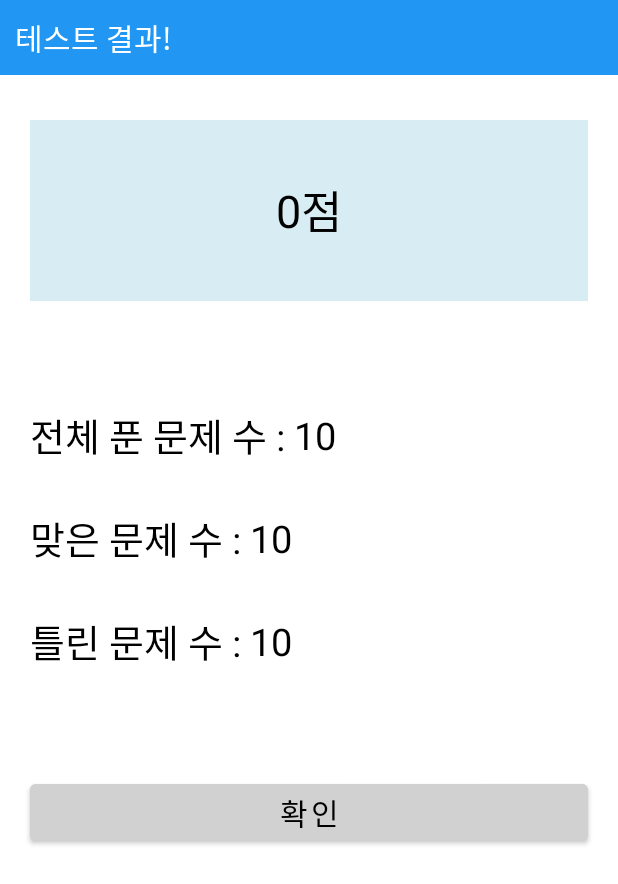
After one commit to MountainHS/EnglishVocabulary, an Android app: the layout activity_test_result.xml on its own in the app's theme, with its tools: preview values and no code run, on a phone screen of 412 x 824 dp. The commit adds this screen. Shown: the top 884 px of the screen. Run offline under Robolectric (Android 15) with nearby library versions, the phone set to English and light mode, and no system bars.

Commit message:
DB에서 배열 가져와 test 수행

```diff
--- a/app/src/main/AndroidManifest.xml
+++ b/app/src/main/AndroidManifest.xml
@@ -9,6 +9,9 @@
         android:roundIcon="@mipmap/ic_launcher_round"
         android:supportsRtl="true"
         android:theme="@style/Theme.EnglishVocabulary">
+        <activity
+            android:name=".TestResult"
+            android:exported="true" />
         <activity
             android:name=".TestWrong"
             android:exported="true" />
--- a/app/src/main/java/com/example/englishvocabulary/Word.java
+++ b/app/src/main/java/com/example/englishvocabulary/Word.java
@@ -1,8 +1,9 @@
 package com.example.englishvocabulary;
 
+import java.io.Serializable;
 import java.util.ArrayList;
 
-public class Word {
+public class Word implements Serializable {
 
     private String eng; //영단어
     private ArrayList<String> kor = new ArrayList<>(); //해석 최대 3개
--- /dev/null
+++ b/app/src/main/res/layout/activity_test_result.xml
@@ -0,0 +1,149 @@
+<?xml version="1.0" encoding="utf-8"?>
+<LinearLayout xmlns:android="http://schemas.android.com/apk/res/android"
+    xmlns:app="http://schemas.android.com/apk/res-auto"
+    xmlns:tools="http://schemas.android.com/tools"
+    android:layout_width="match_parent"
+    android:layout_height="match_parent"
+    android:orientation="vertical"
+    android:background="@color/white"
+    >
+
+    <LinearLayout
+        android:layout_width="match_parent"
+        android:layout_height="wrap_content"
+        android:background="@color/main_color"
+        android:gravity="center|left"
+        android:orientation="horizontal">
+
+
+        <TextView
+            android:layout_width="0dp"
+            android:layout_height="wrap_content"
+            android:layout_marginLeft="10dp"
+            android:layout_weight="8"
+            android:backgroundTint="@color/white"
+            android:text="테스트 결과!"
+            android:textColor="@color/white"
+            android:textSize="20dp"
+            android:layout_margin="10dp"/>
+
+    </LinearLayout>
+
+    <LinearLayout
+        android:layout_width="match_parent"
+        android:layout_height="wrap_content"
+        android:background="@color/light_blue"
+        android:layout_marginTop="30dp"
+        android:layout_marginLeft="20dp"
+        android:layout_marginRight="20dp"
+        android:orientation="horizontal"
+        android:gravity="center"
+        >
+
+        <TextView
+            android:id="@+id/textview_testScore"
+            android:layout_width="wrap_content"
+            android:layout_height="wrap_content"
+            android:textSize="30dp"
+            android:textColor="@color/black"
+            android:text="0"
+            android:layout_marginTop="40dp"
+            android:layout_marginBottom="40dp"/>
+        <TextView
+            android:layout_width="wrap_content"
+            android:layout_height="wrap_content"
+            android:textSize="30dp"
+            android:textColor="@color/black"
+            android:text="점"/>
+
+
+    </LinearLayout>
+
+    <LinearLayout
+        android:layout_width="match_parent"
+        android:layout_height="wrap_content"
+        android:layout_marginTop="70dp"
+        android:layout_marginLeft="20dp"
+        android:layout_marginRight="20dp"
+        android:orientation="horizontal"
+        android:gravity="center_vertical">
+
+        <TextView
+            android:layout_width="wrap_content"
+            android:layout_height="wrap_content"
+            android:textSize="25dp"
+            android:textColor="@color/black"
+            android:text="전체 푼 문제 수 : "/>
+        <TextView
+            android:id="@+id/textview_solveAllProblem"
+            android:layout_width="wrap_content"
+            android:layout_height="wrap_content"
+            android:textSize="25dp"
+            android:textColor="@color/black"
+            android:text="10"/>
+    </LinearLayout>
+
+    <LinearLayout
+        android:layout_width="match_parent"
+        android:layout_height="wrap_content"
+        android:layout_marginTop="30dp"
+        android:layout_marginLeft="20dp"
+        android:layout_marginRight="20dp"
+        android:orientation="horizontal"
+        android:gravity="center_vertical">
+
+        <TextView
+            android:layout_width="wrap_content"
+            android:layout_height="wrap_content"
+            android:textSize="25dp"
+            android:textColor="@color/black"
+            android:text="맞은 문제 수 : "/>
+        <TextView
+            android:id="@+id/textview_solveCorrectProblem"
+            android:layout_width="wrap_content"
+            android:layout_height="wrap_content"
+            android:textSize="25dp"
+            android:textColor="@color/black"
+            android:text="10"/>
+    </LinearLayout>
+
+    <LinearLayout
+        android:layout_width="match_parent"
+        android:layout_height="wrap_content"
+        android:layout_marginTop="30dp"
+        android:layout_marginLeft="20dp"
+        android:layout_marginRight="20dp"
+        android:orientation="horizontal"
+        android:gravity="center_vertical">
+
+        <TextView
+            android:layout_width="wrap_content"
+            android:layout_height="wrap_content"
+            android:textSize="25dp"
+            android:textColor="@color/black"
+            android:text="틀린 문제 수 : "/>
+        <TextView
+            android:id="@+id/textview_solveWrongProblem"
+            android:layout_width="wrap_content"
+            android:layout_height="wrap_content"
+            android:textSize="25dp"
+            android:textColor="@color/black"
+            android:text="10"/>
+    </LinearLayout>
+
+    <Button
+        android:id="@+id/button_testOverGoMain"
+        android:layout_width="match_parent"
+        android:layout_height="wrap_content"
+        android:backgroundTint="@color/light_gray"
+        android:layout_marginTop="70dp"
+        android:layout_marginLeft="20dp"
+        android:layout_marginRight="20dp"
+        android:textColor="@color/black"
+        android:text="확인"
+        android:textSize="20dp"/>
+
+
+
+
+</LinearLayout>
```
Also changed, not shown: app/src/main/java/com/example/englishvocabulary/ListWord.java (+15 -44 lines), app/src/main/java/com/example/englishvocabulary/Test.java (+109 -74 lines), app/src/main/java/com/example/englishvocabulary/TestResult.java (added, +55 -0 lines), app/src/main/java/com/example/englishvocabulary/TestSetting.java (+29 -2 lines), app/src/main/java/com/example/englishvocabulary/firestore/DatabaseControl.java (+14 -10 lines), app/src/main/res/layout/activity_add_word.xml (+8 -4 lines).
